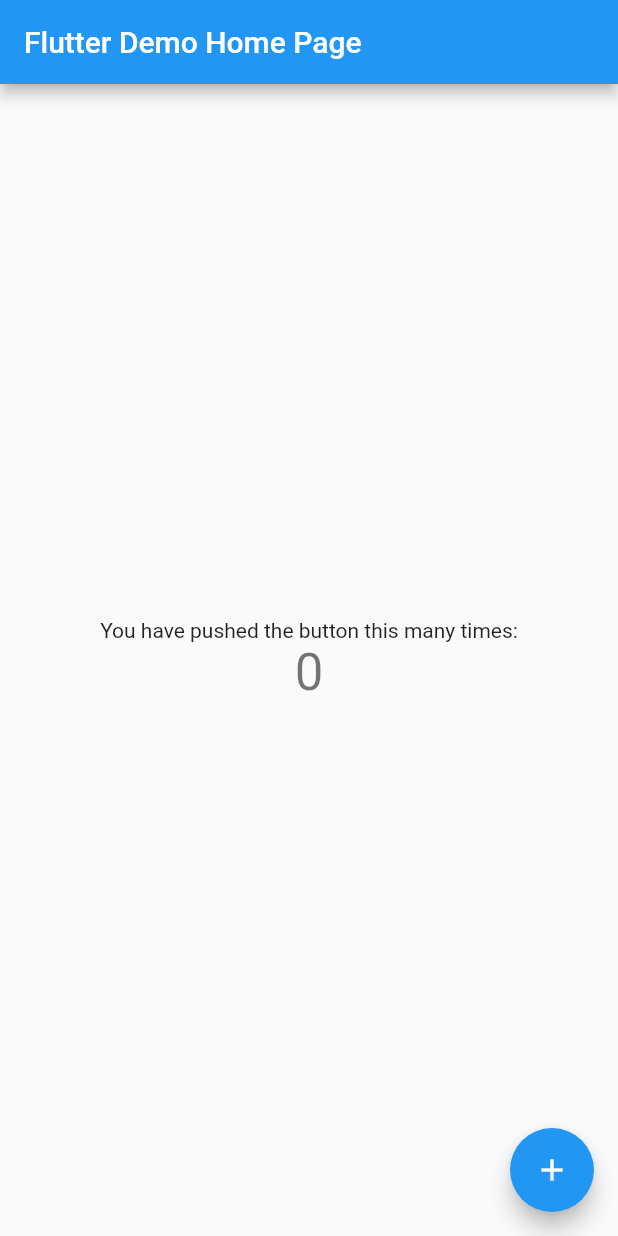
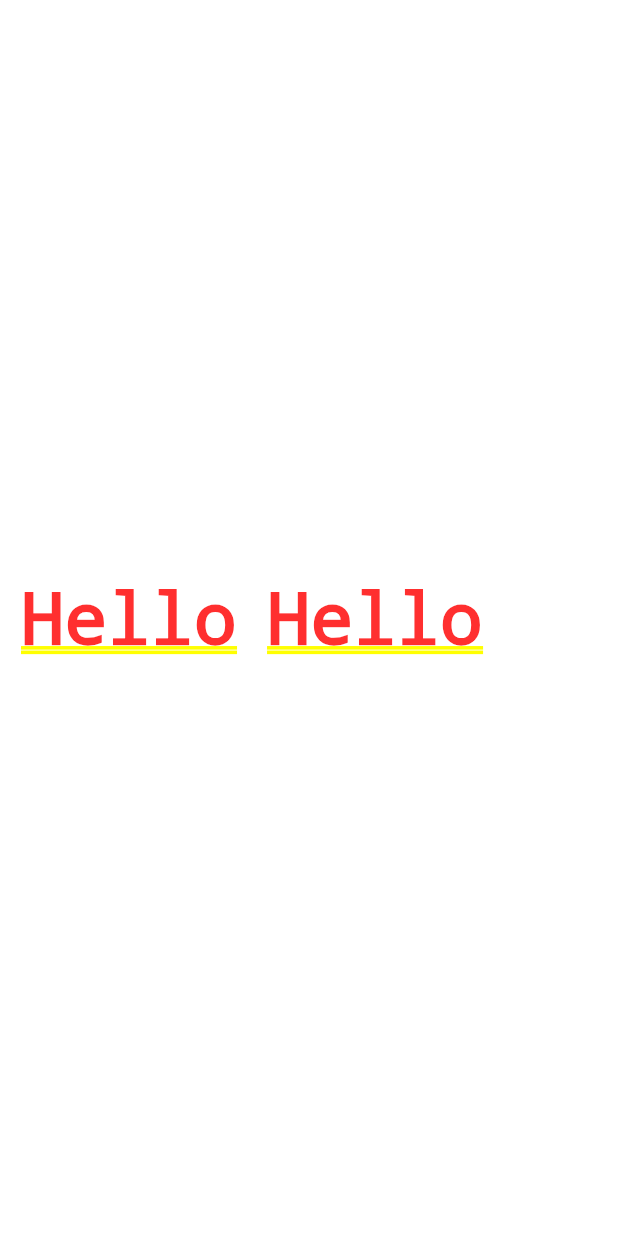
Before and after one commit to DKael/tiktok_clone, a Flutter app: the screen it shows after launch, on a phone screen of 412 x 824 dp. Run offline on Flutter 3.47's test engine with Material 2 defaults, Android fonts, the phone set to English and light mode, and no system bars.

Commit message:
add constants

```diff
--- /dev/null
+++ b/lib/constants/gaps.dart
@@ -0,0 +1,67 @@
+import 'package:flutter/material.dart';
+import 'package:tiktok_clone/constants/sizes.dart';
+
+class Gaps {
+  // Vertical Gaps
+  static const v1 = SizedBox(height: Sizes.size1);
+  static const v2 = SizedBox(height: Sizes.size2);
+  static const v3 = SizedBox(height: Sizes.size3);
+  static const v4 = SizedBox(height: Sizes.size4);
+  static const v5 = SizedBox(height: Sizes.size5);
+  static const v6 = SizedBox(height: Sizes.size6);
+  static const v7 = SizedBox(height: Sizes.size7);
+  static const v8 = SizedBox(height: Sizes.size8);
+  static const v9 = SizedBox(height: Sizes.size9);
+  static const v10 = SizedBox(height: Sizes.size10);
+  static const v11 = SizedBox(height: Sizes.size11);
+  static const v12 = SizedBox(height: Sizes.size12);
+  static const v14 = SizedBox(height: Sizes.size14);
+  static const v16 = SizedBox(height: Sizes.size16);
+  static const v20 = SizedBox(height: Sizes.size20);
+  static const v24 = SizedBox(height: Sizes.size24);
+  static const v28 = SizedBox(height: Sizes.size28);
+  static const v32 = SizedBox(height: Sizes.size32);
+  static const v36 = SizedBox(height: Sizes.size36);
+  static const v40 = SizedBox(height: Sizes.size40);
+  static const v44 = SizedBox(height: Sizes.size44);
+  static const v48 = SizedBox(height: Sizes.size48);
+  static const v52 = SizedBox(height: Sizes.size52);
+  static const v56 = SizedBox(height: Sizes.size56);
+  static const v60 = SizedBox(height: Sizes.size60);
+  static const v64 = SizedBox(height: Sizes.size64);
+  static const v72 = SizedBox(height: Sizes.size72);
+  static const v80 = SizedBox(height: Sizes.size80);
+  static const v96 = SizedBox(height: Sizes.size96);
+
+  // Horizontal Gaps
+
+  static const h1 = SizedBox(width: Sizes.size1);
+  static const h2 = SizedBox(width: Sizes.size2);
+  static const h3 = SizedBox(width: Sizes.size3);
+  static const h4 = SizedBox(width: Sizes.size4);
+  static const h5 = SizedBox(width: Sizes.size5);
+  static const h6 = SizedBox(width: Sizes.size6);
+  static const h7 = SizedBox(width: Sizes.size7);
+  static const h8 = SizedBox(width: Sizes.size8);
+  static const h9 = SizedBox(width: Sizes.size9);
+  static const h10 = SizedBox(width: Sizes.size10);
+  static const h11 = SizedBox(width: Sizes.size11);
+  static const h12 = SizedBox(width: Sizes.size12);
+  static const h14 = SizedBox(width: Sizes.size14);
+  static const h16 = SizedBox(width: Sizes.size16);
+  static const h20 = SizedBox(width: Sizes.size20);
+  static const h24 = SizedBox(width: Sizes.size24);
+  static const h28 = SizedBox(width: Sizes.size28);
+  static const h32 = SizedBox(width: Sizes.size32);
+  static const h36 = SizedBox(width: Sizes.size36);
+  static const h40 = SizedBox(width: Sizes.size40);
+  static const h44 = SizedBox(width: Sizes.size44);
+  static const h48 = SizedBox(width: Sizes.size48);
+  static const h52 = SizedBox(width: Sizes.size52);
+  static const h56 = SizedBox(width: Sizes.size56);
+  static const h60 = SizedBox(width: Sizes.size60);
+  static const h64 = SizedBox(width: Sizes.size64);
+  static const h72 = SizedBox(width: Sizes.size72);
+  static const h80 = SizedBox(width: Sizes.size80);
+  static const h96 = SizedBox(width: Sizes.size96);
+}
--- /dev/null
+++ b/lib/constants/sizes.dart
@@ -0,0 +1,31 @@
+class Sizes {
+  static const size1 = 1.0;
+  static const size2 = 2.0;
+  static const size3 = 3.0;
+  static const size4 = 4.0;
+  static const size5 = 5.0;
+  static const size6 = 6.0;
+  static const size7 = 7.0;
+  static const size8 = 8.0;
+  static const size9 = 9.0;
+  static const size10 = 10.0;
+  static const size11 = 11.0;
+  static const size12 = 12.0;
+  static const size14 = 14.0;
+  static const size16 = 16.0;
+  static const size20 = 20.0;
+  static const size24 = 24.0;
+  static const size28 = 28.0;
+  static const size32 = 32.0;
+  static const size36 = 36.0;
+  static const size40 = 40.0;
+  static const size44 = 44.0;
+  static const size48 = 48.0;
+  static const size52 = 52.0;
+  static const size56 = 56.0;
+  static const size60 = 60.0;
+  static const size64 = 64.0;
+  static const size72 = 72.0;
+  static const size80 = 80.0;
+  static const size96 = 96.0;
+}
--- a/lib/main.dart
+++ b/lib/main.dart
@@ -1,115 +1,32 @@
 import 'package:flutter/material.dart';
+import 'package:tiktok_clone/constants/gaps.dart';
+import 'package:tiktok_clone/constants/sizes.dart';
 
 void main() {
-  runApp(const MyApp());
+  runApp(const TikTokApp());
 }
 
-class MyApp extends StatelessWidget {
-  const MyApp({super.key});
+class TikTokApp extends StatelessWidget {
+  const TikTokApp({super.key});
 
-  // This widget is the root of your application.
   @override
   Widget build(BuildContext context) {
     return MaterialApp(
       title: 'Flutter Demo',
       theme: ThemeData(
-        // This is the theme of your application.
-        //
-        // Try running your application with "flutter run". You'll see the
-        // application has a blue toolbar. Then, without quitting the app, try
-        // changing the primarySwatch below to Colors.green and then invoke
-        // "hot reload" (press "r" in the console where you ran "flutter run",
-        // or simply save your changes to "hot reload" in a Flutter IDE).
-        // Notice that the counter didn't reset back to zero; the application
-        // is not restarted.
-        primarySwatch: Colors.blue,
+        primaryColor: const Color(0xFFE9435A),
       ),
-      home: const MyHomePage(title: 'Flutter Demo Home Page'),
+      home: Padding(
+        padding: const EdgeInsets.all(Sizes.size14),
+        child: Container(
+            child: Row(
+          children: const [
+            Text('Hello'),
+            Gaps.h20,
+            Text('Hello'),
+          ],
+        )),
+      ),
     );
   }
 }
-
-class MyHomePage extends StatefulWidget {
-  const MyHomePage({super.key, required this.title});
-
-  // This widget is the home page of your application. It is stateful, meaning
-  // that it has a State object (defined below) that contains fields that affect
-  // how it looks.
-
-  // This class is the configuration for the state. It holds the values (in this
-  // case the title) provided by the parent (in this case the App widget) and
-  // used by the build method of the State. Fields in a Widget subclass are
-  // always marked "final".
-
-  final String title;
-
-  @override
-  State<MyHomePage> createState() => _MyHomePageState();
-}
-
-class _MyHomePageState extends State<MyHomePage> {
-  int _counter = 0;
-
-  void _incrementCounter() {
-    setState(() {
-      // This call to setState tells the Flutter framework that something has
-      // changed in this State, which causes it to rerun the build method below
-      // so that the display can reflect the updated values. If we changed
-      // _counter without calling setState(), then the build method would not be
-      // called again, and so nothing would appear to happen.
-      _counter++;
-    });
-  }
-
-  @override
-  Widget build(BuildContext context) {
-    // This method is rerun every time setState is called, for instance as done
-    // by the _incrementCounter method above.
-    //
-    // The Flutter framework has been optimized to make rerunning build methods
-    // fast, so that you can just rebuild anything that needs updating rather
-    // than having to individually change instances of widgets.
-    return Scaffold(
-      appBar: AppBar(
-        // Here we take the value from the MyHomePage object that was created by
-        // the App.build method, and use it to set our appbar title.
-        title: Text(widget.title),
-      ),
-      body: Center(
-        // Center is a layout widget. It takes a single child and positions it
-        // in the middle of the parent.
-        child: Column(
-          // Column is also a layout widget. It takes a list of children and
-          // arranges them vertically. By default, it sizes itself to fit its
-          // children horizontally, and tries to be as tall as its parent.
-          //
-          // Invoke "debug painting" (press "p" in the console, choose the
-          // "Toggle Debug Paint" action from the Flutter Inspector in Android
-          // Studio, or the "Toggle Debug Paint" command in Visual Studio Code)
-          // to see the wireframe for each widget.
-          //
-          // Column has various properties to control how it sizes itself and
-          // how it positions its children. Here we use mainAxisAlignment to
-          // center the children vertically; the main axis here is the vertical
-          // axis because Columns are vertical (the cross axis would be
-          // horizontal).
-          mainAxisAlignment: MainAxisAlignment.center,
-          children: <Widget>[
-            const Text(
-              'You have pushed the button this many times:',
-            ),
-            Text(
-              '$_counter',
-              style: Theme.of(context).textTheme.headlineMedium,
-            ),
-          ],
-        ),
-      ),
-      floatingActionButton: FloatingActionButton(
-        onPressed: _incrementCounter,
-        tooltip: 'Increment',
-        child: const Icon(Icons.add),
-      ), // This trailing comma makes auto-formatting nicer for build methods.
-    );
-  }
-}
```
Also changed, not shown: 1 other file.
